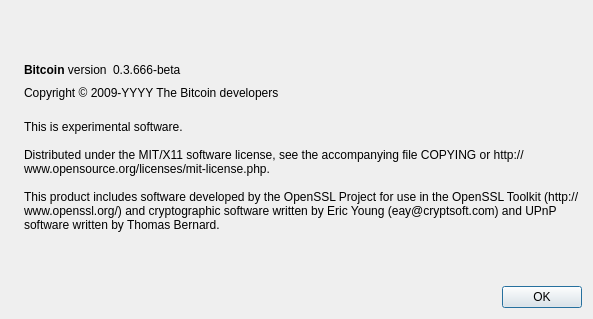
Qt form src/qt/forms/aboutdialog.ui (hanxianzhai/hvcoin) before a commit.
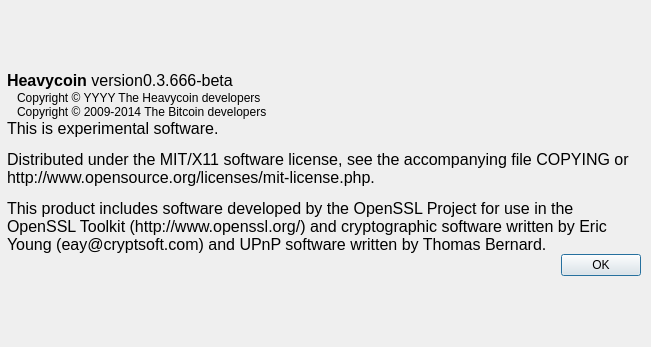
The same form after that commit. Icons and pictures are not drawn.

```diff
--- a/src/qt/forms/aboutdialog.ui
+++ b/src/qt/forms/aboutdialog.ui
@@ -6,14 +6,20 @@
    <rect>
     <x>0</x>
     <y>0</y>
-    <width>593</width>
-    <height>319</height>
+    <width>651</width>
+    <height>347</height>
    </rect>
   </property>
   <property name="windowTitle">
    <string>About Bitcoin</string>
   </property>
   <layout class="QHBoxLayout" name="horizontalLayout_2">
+   <property name="spacing">
+    <number>0</number>
+   </property>
+   <property name="margin">
+    <number>0</number>
+   </property>
    <item>
     <widget class="QLabel" name="label_4">
      <property name="sizePolicy">
@@ -25,10 +31,22 @@
      <property name="pixmap">
       <pixmap resource="../bitcoin.qrc">:/images/about</pixmap>
      </property>
+     <property name="margin">
+      <number>0</number>
+     </property>
+     <property name="indent">
+      <number>0</number>
+     </property>
     </widget>
    </item>
    <item>
     <layout class="QVBoxLayout" name="verticalLayout_2">
+     <property name="spacing">
+      <number>0</number>
+     </property>
+     <property name="rightMargin">
+      <number>10</number>
+     </property>
      <item>
       <spacer name="verticalSpacer_2">
        <property name="orientation">
@@ -50,7 +68,13 @@
           <cursorShape>IBeamCursor</cursorShape>
          </property>
          <property name="text">
-          <string>&lt;b&gt;Bitcoin&lt;/b&gt; version</string>
+          <string>&lt;html&gt;&lt;head/&gt;&lt;body&gt;&lt;p&gt;&lt;span style=&quot; font-size:12pt; font-weight:600;&quot;&gt;Heavycoin&lt;/span&gt;&lt;span style=&quot; font-size:12pt;&quot;&gt; version&lt;/span&gt;&lt;/p&gt;&lt;/body&gt;&lt;/html&gt;</string>
+         </property>
+         <property name="margin">
+          <number>10</number>
+         </property>
+         <property name="indent">
+          <number>0</number>
          </property>
          <property name="textInteractionFlags">
           <set>Qt::LinksAccessibleByMouse|Qt::TextSelectableByKeyboard|Qt::TextSelectableByMouse</set>
@@ -63,7 +87,7 @@
           <cursorShape>IBeamCursor</cursorShape>
          </property>
          <property name="text">
-          <string notr="true">0.3.666-beta</string>
+          <string notr="true">&lt;html&gt;&lt;head/&gt;&lt;body&gt;&lt;p&gt;&lt;span style=&quot; font-size:12pt;&quot;&gt;0.3.666-beta&lt;/span&gt;&lt;/p&gt;&lt;/body&gt;&lt;/html&gt;</string>
          </property>
          <property name="textInteractionFlags">
           <set>Qt::LinksAccessibleByMouse|Qt::TextSelectableByKeyboard|Qt::TextSelectableByMouse</set>
@@ -91,10 +115,38 @@
         <cursorShape>IBeamCursor</cursorShape>
        </property>
        <property name="text">
-        <string notr="true">Copyright &amp;copy; 2009-YYYY The Bitcoin developers</string>
+        <string notr="true">Copyright &amp;copy; YYYY The Heavycoin developers</string>
        </property>
        <property name="textFormat">
         <enum>Qt::RichText</enum>
+       </property>
+       <property name="margin">
+        <number>0</number>
+       </property>
+       <property name="indent">
+        <number>10</number>
+       </property>
+       <property name="textInteractionFlags">
+        <set>Qt::LinksAccessibleByMouse|Qt::TextSelectableByKeyboard|Qt::TextSelectableByMouse</set>
+       </property>
+      </widget>
+     </item>
+     <item>
+      <widget class="QLabel" name="copyrightLabel_2">
+       <property name="cursor">
+        <cursorShape>IBeamCursor</cursorShape>
+       </property>
+       <property name="text">
+        <string notr="true">Copyright &amp;copy; 2009-2014 The Bitcoin developers</string>
+       </property>
+       <property name="textFormat">
+        <enum>Qt::RichText</enum>
+       </property>
+       <property name="margin">
+        <number>0</number>
+       </property>
+       <property name="indent">
+        <number>10</number>
        </property>
        <property name="textInteractionFlags">
         <set>Qt::LinksAccessibleByMouse|Qt::TextSelectableByKeyboard|Qt::TextSelectableByMouse</set>
@@ -107,34 +159,19 @@
         <cursorShape>IBeamCursor</cursorShape>
        </property>
        <property name="text">
-        <string>
-This is experimental software.
-
-Distributed under the MIT/X11 software license, see the accompanying file COPYING or http://www.opensource.org/licenses/mit-license.php.
-
-This product includes software developed by the OpenSSL Project for use in the OpenSSL Toolkit (http://www.openssl.org/) and cryptographic software written by Eric Young (eay@cryptsoft.com) and UPnP software written by Thomas Bernard.</string>
+        <string>&lt;html&gt;&lt;head/&gt;&lt;body&gt;&lt;p&gt;&lt;span style=&quot; font-size:12pt;&quot;&gt;This is experimental software.&lt;/span&gt;&lt;/p&gt;&lt;p&gt;&lt;span style=&quot; font-size:12pt;&quot;&gt;Distributed under the MIT/X11 software license, see the accompanying file COPYING or http://www.opensource.org/licenses/mit-license.php.&lt;/span&gt;&lt;/p&gt;&lt;p&gt;&lt;span style=&quot; font-size:12pt;&quot;&gt;This product includes software developed by the OpenSSL Project for use in the OpenSSL Toolkit (http://www.openssl.org/) and cryptographic software written by Eric Young (eay@cryptsoft.com) and UPnP software written by Thomas Bernard.&lt;/span&gt;&lt;/p&gt;&lt;/body&gt;&lt;/html&gt;</string>
        </property>
        <property name="wordWrap">
         <bool>true</bool>
        </property>
+       <property name="margin">
+        <number>10</number>
+       </property>
        <property name="textInteractionFlags">
         <set>Qt::LinksAccessibleByMouse|Qt::TextSelectableByKeyboard|Qt::TextSelectableByMouse</set>
        </property>
       </widget>
      </item>
-     <item>
-      <spacer name="verticalSpacer">
-       <property name="orientation">
-        <enum>Qt::Vertical</enum>
-       </property>
-       <property name="sizeHint" stdset="0">
-        <size>
-         <width>20</width>
-         <height>40</height>
-        </size>
-       </property>
-      </spacer>
-     </item>
      <item>
       <widget class="QDialogButtonBox" name="buttonBox">
        <property name="orientation">
@@ -145,6 +182,19 @@
        </property>
       </widget>
      </item>
+     <item>
+      <spacer name="verticalSpacer">
+       <property name="orientation">
+        <enum>Qt::Vertical</enum>
+       </property>
+       <property name="sizeHint" stdset="0">
+        <size>
+         <width>20</width>
+         <height>40</height>
+        </size>
+       </property>
+      </spacer>
+     </item>
     </layout>
    </item>
   </layout>
```
Left out of the diff: 2 changed lines with no effect on the pictures.
